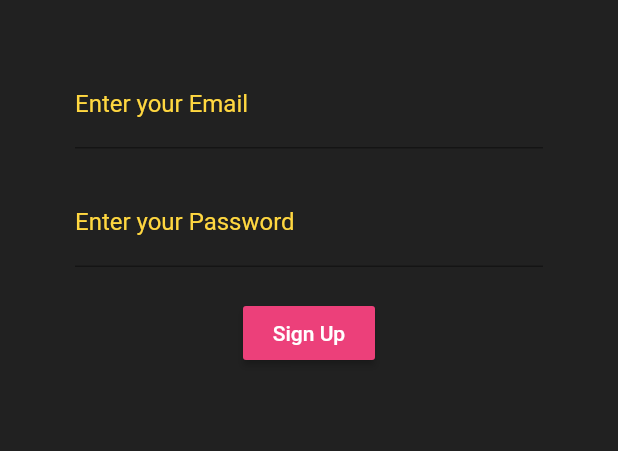
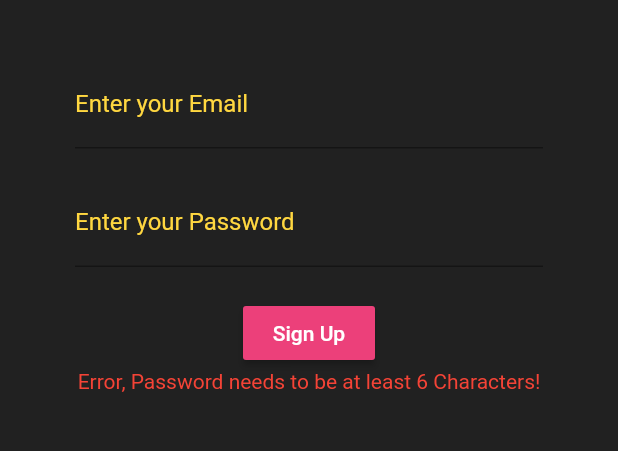
Before and after one commit to MuhamedOsama/Coursatk, a Flutter app: the Register screen opened directly, after a tap on "Sign Up", on a phone screen of 412 x 824 dp, the part 84-535 px from its top. Run offline on Flutter 3.47's test engine with Material 2 defaults, Android fonts, the phone set to English and light mode, and no system bars; our stand-ins replace cloud_firestore, firebase_auth, flutter_spinkit; accounts and stored records are empty.

Commit message:
quick commit

```diff
--- a/lib/screens/authenticate/register.dart
+++ b/lib/screens/authenticate/register.dart
@@ -3,6 +3,7 @@ import 'package:coursatk/screens/authenticate/rest_register.dart';
 import 'package:coursatk/screens/home/home.dart';
 import 'package:flutter/material.dart';
 import 'package:coursatk/services/auth.dart';
+import 'package:coursatk/shared/loading.dart';
 
 class Register extends StatefulWidget {
   @override
@@ -18,10 +19,11 @@ class _RegisterState extends State<Register> {
   String email = '';
   String error = '';
   String password = '';
+  bool loading = false;
 
   @override
   Widget build(BuildContext context) {
-    return Scaffold(
+    return loading ? Loading() : Scaffold(
         backgroundColor: Colors.grey[900],
         appBar: AppBar(
           backgroundColor: Colors.grey[850],
@@ -76,22 +78,32 @@ class _RegisterState extends State<Register> {
                       style: TextStyle(color: Colors.white),
                     ),
                     onPressed: () async {
-                      if(_formKey.currentState.validate())
-                      {
-                        dynamic result = await _auth.register(email, password);
-
-                        if(result == null)
-                        {
-                          setState(() {
-                            error = 'Please supply a valid email';
-                          });
+                      setState(() => loading = true);
+                      if(_formKey.currentState.validate()) {
+                        if(password.length <= 6) {
+                          error = 'Password needs to be at least 6 Characters!';
+                          loading = false;
                         }
-                        else{
-                          Navigator.pushAndRemoveUntil(context, MaterialPageRoute(builder: (context) => Reg()),(route)=> false );
+                        else {
+                          setState(() => loading = true);
+                          dynamic result = await _auth.register(
+                              email, password);
+                          if (result == null) {
+                            setState(() {
+                              error = 'Please supply a valid email';
+                              loading = false;
+                            });
+                          }
+                          else {
+                            Navigator.pushAndRemoveUntil(
+                                context, MaterialPageRoute(builder: (context) =>
+                                Reg()), (route) => false);
+                          }
                         }
                       }
                     } ,
                   ),
+                  error == '' ? Text('') : Text('Error, $error', style: TextStyle(color: Colors.red),),
                 ],
 
               )
--- a/lib/screens/authenticate/rest_register.dart
+++ b/lib/screens/authenticate/rest_register.dart
@@ -65,7 +65,7 @@ class _RegState extends State<Reg> {
                             ),
                             SizedBox(height: 20.0,),
                             RaisedButton(
-                              color: Colors.deepOrange,
+                              color: Colors.pink,
                               child: Text(
                                 'Register',
                                 style: TextStyle(color: Colors.white),
--- a/lib/shared/loading.dart
+++ b/lib/shared/loading.dart
@@ -5,10 +5,10 @@ class Loading extends StatelessWidget {
   @override
   Widget build(BuildContext context) {
     return Container(
-      color: Colors.brown[100],
+      color: Colors.grey[900],
       child: Center(
         child: SpinKitFoldingCube(
-          color: Colors.brown,
+          color: Colors.redAccent,
           size: 50.0,
         ),
       ),
```
Also changed, not shown: lib/models/courses.dart (added, +9 -0 lines), lib/screens/authenticate/sign_in.dart (+6 -2 lines), lib/screens/home/course_list.dart (added, +23 -0 lines), lib/screens/home/course_tile.dart (added, +95 -0 lines), lib/screens/home/home.dart (+10 -2 lines), lib/services/database.dart (+34 -1 lines), lib/main.dart (line endings or trailing spaces).
